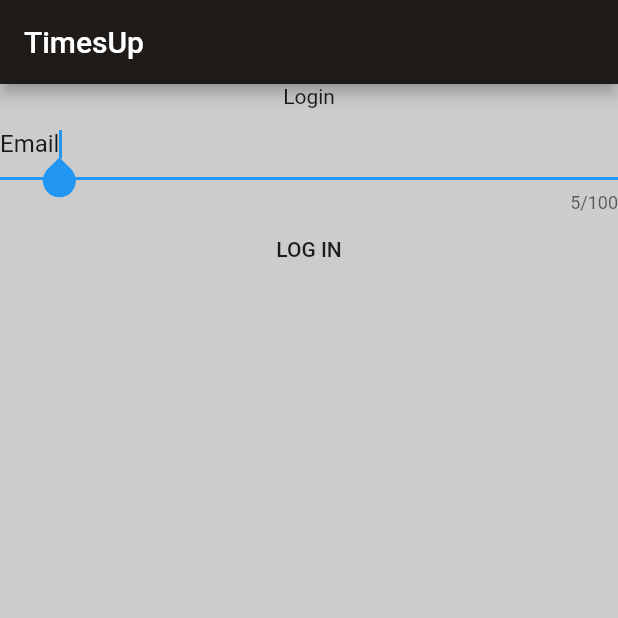
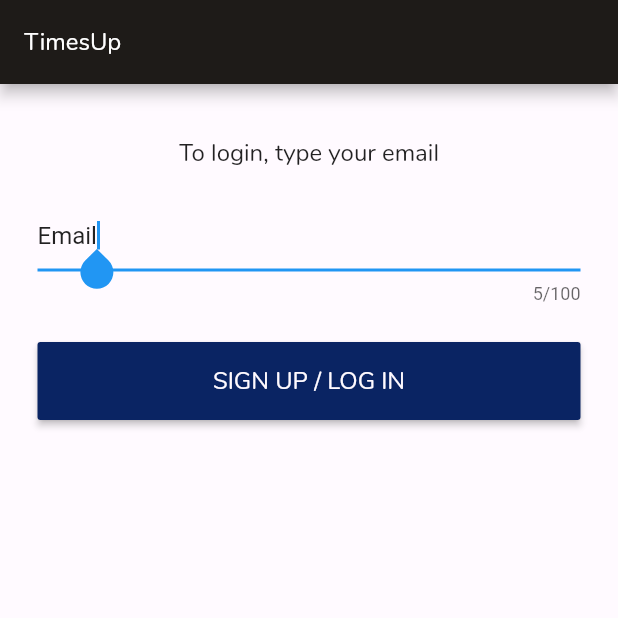
Before and after one commit to jcstange/Timer, a Flutter app: the screen it shows after launch, on a phone screen of 412 x 824 dp, the top half of it. Run offline on Flutter 3.47's test engine with Material 2 defaults, Android fonts, the phone set to English and light mode, and no system bars; our stand-ins replace hive; missing offline and left inert: soundpool; accounts and stored records are empty.

Commit message:
Improving UI for Login

```diff
--- a/lib/UIComponents/TimesUpEditText.dart
+++ b/lib/UIComponents/TimesUpEditText.dart
@@ -49,7 +49,6 @@ class _TimesUpEditTextState extends State<TimesUpEditText> {
         onChanged: (newValue) {
           setState(() {
             print(newValue);
-            widget.textEditingController.text = newValue;
           });
         },
         onSubmitted: (newValue) {
@@ -63,6 +62,9 @@ class _TimesUpEditTextState extends State<TimesUpEditText> {
         : InkWell(
         onTap: () {
           setState(() {
+            if (widget.textEditingController.text == initialValue) {
+              widget.textEditingController.text = "";
+            }
             _isEditingText = true;
           });
         },
--- a/lib/main.dart
+++ b/lib/main.dart
@@ -65,8 +65,7 @@ class MyHomePageState extends State<MyHomePage> {
 
   void setUpDialog() {
     var nameEditText = TimesUpEditText(
-        textEditingController: TextEditingController(text: "Default Timer")
-    );
+        textEditingController: TextEditingController(text: "Default Timer"));
     var durationEditText = TimesUpEditText(
       textEditingController: TextEditingController(text: "5"),
       maxLength: 3,
@@ -74,12 +73,11 @@ class MyHomePageState extends State<MyHomePage> {
     );
     showDialog(
         context: context,
-        builder: (_) => AlertDialog(
+        builder: (_) =>
+            AlertDialog(
               title: Text(
                 "I'm your new timer, set me up!",
-                style: TextStyle(
-                  fontFamily: "Nunito"
-                ),
+                style: TextStyle(fontFamily: "Nunito"),
               ),
               content:
               Column(children: <Widget>[nameEditText, durationEditText]),
@@ -87,12 +85,12 @@ class MyHomePageState extends State<MyHomePage> {
                 FlatButton(
                     onPressed: () {
                       addItem(
-                          "jcstange@gmail.com",
+                          widget.user.email,
                           Item(
                               id: Random().nextInt(1000000),
                               name: nameEditText.textEditingController.text,
-                              sessionDuration: int.parse(
-                                  durationEditText.textEditingController.text) *
+                              sessionDuration: int.parse(durationEditText
+                                  .textEditingController.text) *
                                   60 *
                                   1000,
                               sessions: 1,
@@ -120,7 +118,7 @@ class MyHomePageState extends State<MyHomePage> {
   void deleteTimer(TimesUpCard timer) {
     setState(() {
       print("deleting ${timer.title}");
-      removeItem("jcstange@gmail.com", timer.item);
+      removeItem(widget.user.email, timer.item);
       reassemble();
     });
   }
@@ -151,7 +149,7 @@ class MyHomePageState extends State<MyHomePage> {
   }
 
   void parseItems(List<Item> items) {
-    if(items.isEmpty) {
+    if (items.isEmpty) {
       setState(() => listTimer.clear());
       return;
     }
@@ -161,11 +159,15 @@ class MyHomePageState extends State<MyHomePage> {
       }
     });
     //Removing deleted timers
-    var toDelete = listTimer.where((e) => !items.map((item) => item.id).toList().contains(e.item.id));
-    toDelete.forEach((element) { print("deleting ${element.item.id}"); });
+    var toDelete = listTimer.where(
+            (e) => !items.map((item) => item.id).toList().contains(e.item.id));
+    toDelete.forEach((element) {
+      print("deleting ${element.item.id}");
+    });
     setState(() =>
-        listTimer.removeWhere((e) => !items.map((item) => item.id).toList().contains(e.item.id))
-    );
+        listTimer.removeWhere(
+                (e) =>
+            !items.map((item) => item.id).toList().contains(e.item.id)));
   }
 }
 
@@ -178,8 +180,8 @@ class LoginPage extends StatefulWidget {
 }
 
 class _LoginPageState extends State<LoginPage> {
-
-  TextEditingController textEditingController = TextEditingController(text: "Email");
+  TextEditingController textEditingController =
+  TextEditingController(text: "Email");
 
   Future<User> loadUser(String email) {
     return getUser(email).then((value) {
@@ -192,30 +194,99 @@ class _LoginPageState extends State<LoginPage> {
   Widget build(BuildContext context) {
     return Scaffold(
         appBar: AppBar(
-          title: Text(widget.title),
+          title: Text(
+              widget.title,
+              style: TextStyle(
+                  fontSize: 16,
+                  fontFamily: 'Nunito'
+              )
           ),
-        backgroundColor: TimesUpColors().cloud,
-        body: Center(
-            child:Column(
-                children: [
-                  Text("Login"),
-                  TimesUpEditText(
+        ),
+        backgroundColor: TimesUpColors().snow,
+        body: Container(
+            padding: EdgeInsets.all(25.0),
+            child: Column(children: [
+              Container(
+                  margin: EdgeInsets.symmetric(vertical: 10.0),
+                  child: Text(
+                      "To login, type your email",
+                      textAlign: TextAlign.start,
+                      style: TextStyle(
+                          fontSize: 16,
+                          fontFamily: 'Nunito'
+                      )
+                  )
+              ),
+              Container(
+                  margin: EdgeInsets.symmetric(vertical: 10.0),
+                  child: TimesUpEditText(
                     textEditingController: textEditingController,
                     maxLength: 100,
+                  )
               ),
-                  FlatButton(onPressed: () {
+              Container(
+                width: double.infinity,
+                margin: EdgeInsets.symmetric(vertical: 15.0),
+                child: RaisedButton(
+                    padding: EdgeInsets.symmetric(vertical: 15.0),
+                    color: TimesUpColors().royalBlue,
+                    onPressed: () {
                       loadUser(textEditingController.text).then((value) {
                         Navigator.push(
                             context,
-                          MaterialPageRoute(builder:(context) => MyHomePage(
+                            MaterialPageRoute(
+                                builder: (context) =>
+                                    MyHomePage(
+                                        title: widget.title, user: value)));
+                      }).catchError((onError) {
+                        print('My error is: $onError');
+                        showDialog(
+                            context: context,
+                            builder: (_) =>
+                                AlertDialog(
+                                    title: Text(
+                                        "Account not found, would you like to create an account for ${textEditingController.text}",
+                                        style: TextStyle(
+                                            fontSize: 16,
+                                            fontFamily: 'Nunito'
+                                        )
+                                    ),
+                                    content: RaisedButton(
+                                        onPressed: () =>
+                                            addUser(textEditingController.text)
+                                                .then((value) {
+                                              Navigator.push(
+                                                  context,
+                                                  MaterialPageRoute(
+                                                      builder: (context) =>
+                                                          MyHomePage(
                                                               title: widget.title,
-                              user: value
+                                                              user: value)
+                                                  )
+                                              );
+                                            }),
+                                        child: Text(
+                                            'Create Account',
+                                            style: TextStyle(
+                                              color: TimesUpColors().snow,
+                                              fontSize: 16,
+                                              fontFamily: 'Nunito',
+                                            )
+                                        )
                                     )
                                 )
                         );
                       });
                     },
-                      child: Text("LOG IN")),
+                    child: Text(
+                      "SIGN UP / LOG IN",
+                      style: TextStyle(
+                        color: TimesUpColors().snow,
+                        fontSize: 16,
+                        fontFamily: 'Nunito',
+                      ),
+                    )),
+              ),
             ]
             )
         )
```
Also changed, not shown: lib/Repository.dart (+14 -2 lines). Lines whose indentation alone changed are shown as unchanged.
